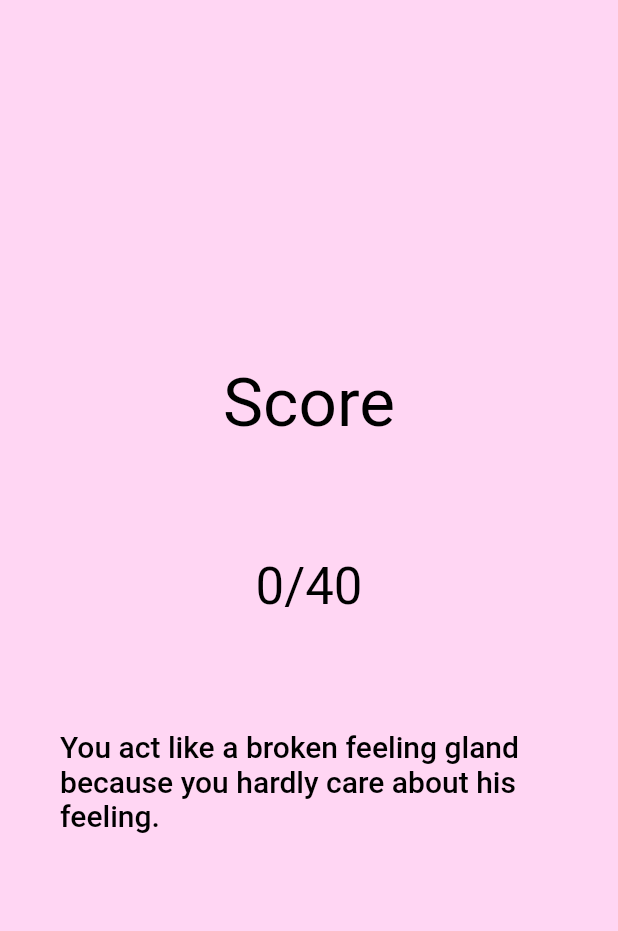
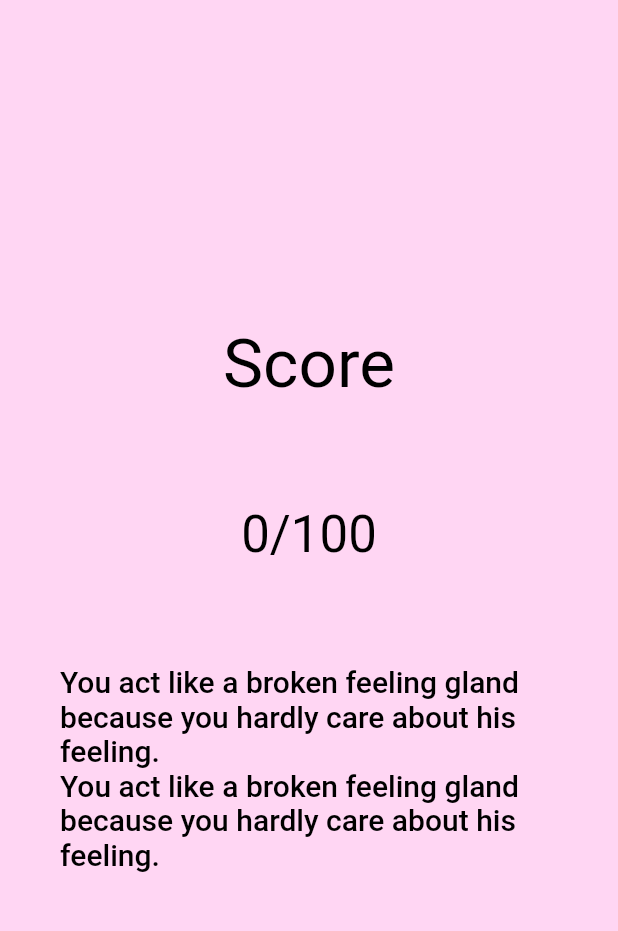
Before and after one commit to CcpFord/LoveITao_Flutter, a Flutter app: the ScoreScreen screen opened directly, on a phone screen of 412 x 824 dp, the part 62-993 px from its top. Run offline on Flutter 3.47's test engine with Material 2 defaults, Android fonts, the phone set to English and light mode, and no system bars; our stand-ins replace firebase_auth, flutter_svg, get; accounts and stored records are empty.

Commit message:
Add files via upload

```diff
--- a/lib/main.dart
+++ b/lib/main.dart
@@ -1,7 +1,7 @@
 import 'package:flutter/material.dart';
 import 'package:flutter/services.dart';
-import 'package:quizapp/views/signin.dart';
 import 'package:get/get_navigation/src/root/get_material_app.dart';
+import 'package:quizapp/screens/welcome/signin.dart';
 
 Future main() async {
   WidgetsFlutterBinding.ensureInitialized();
--- a/lib/models/Questions.dart
+++ b/lib/models/Questions.dart
@@ -12,28 +12,27 @@ const List sample_data = [
     "question": "Love slogan for you is ______",
     "options": [
       'Our relationship should be monagamous',
-      'We are in a relationship.',
+      'I have just only you in my life, my life is beautiful.',
       'It is nothing serious.',
     ],
     "answer_index": 2,
   },
   {
     "id": 2,
-    "question":
-        "If you relive your love with him From the first day until this minute",
+    "question": "How far do you give importance to your lover's demerits?",
     "options": [
-      'Unforgettable happiness, good luck to meet you.',
-      'Undercooked, this is love.',
-      'Hit with every day. More delicious than eating Tom Yum Kung'
+      'Never spotted any',
+      'Can deal with them',
+      'Yeah, I can manage as they do tolerate my flaws'
     ],
-    "answer_index": 1,
+    "answer_index": 3,
   },
   {
     "id": 3,
     "question": "If your boyfriend is mad at you, you will ______",
     "options": [
       'Sweet talk, let him cool down first. Other matters will be cleared later.',
-      'Keep calm for a minute. If you say anything, life may be unsafe.',
+      'Keep calm for a minute. If I say anything, life may be unsafe.',
       'Walk away, I do not want to care about a stupid guy.'
     ],
     "answer_index": 1,
@@ -42,10 +41,62 @@ const List sample_data = [
     "id": 4,
     "question": "Today is your 6 month dating anniversary.",
     "options": [
-      'Said that you love him the most with one gift instead of love.',
-      'Invite him to eat, watch a movie.',
-      'What will he do today, I will indulge him everything.'
+      'Said that I love him/her the most with one gift instead of love.',
+      'Invite him to have dinner, watch a movie.',
+      'What you want to do today, I will indulge you everything.'
     ],
     "answer_index": 3,
   },
+  {
+    "id": 5,
+    "question": "What character of your lover can you not tolerate?",
+    "options": ['Hot temper', 'Easy going', 'Possessiveness'],
+    "answer_index": 1,
+  },
+  {
+    "id": 6,
+    "question": "How much you think about your partner?",
+    "options": [
+      'Sometimes when I have nothing much to do',
+      'Most of the time',
+      'Too busy to think about my lover'
+    ],
+    "answer_index": 1,
+  },
+  {
+    "id": 7,
+    "question": "How does it feel to live with this person?",
+    "options": [
+      'It is still too early to say',
+      'Time flies ... I love to spend time with my sweet partner',
+      'It is a drag.. not my kind I guess'
+    ],
+    "answer_index": 1,
+  },
+  {
+    "id": 8,
+    "question": "Something that puts you off?",
+    "options": [
+      'Partner acting odd among friends and family',
+      'Your partner has found interest in someone else',
+      'Your partner is controlling you'
+    ],
+    "answer_index": 1,
+  },
+  {
+    "id": 9,
+    "question": "What sort of a person are you?",
+    "options": [
+      'Planned ad meticulous',
+      'Moody and introvert',
+      'Social and open minded'
+    ],
+    "answer_index": 1,
+  },
+  {
+    "id": 10,
+    "question": "What sort of a person are you?",
+    "options": ['Fancy dinner', 'Shopping complex', 'Beach'],
+    "answer_index": 1,
+  },
 ];
--- a/lib/screens/quiz/components/progress_bar.dart
+++ b/lib/screens/quiz/components/progress_bar.dart
@@ -3,7 +3,6 @@ import 'package:get/get_state_manager/get_state_manager.dart';
 import 'package:flutter_svg/flutter_svg.dart';
 import 'package:quizapp/constants.dart';
 import 'package:quizapp/controllers/question_controller.dart';
-
 
 class ProgressBar extends StatelessWidget {
   const ProgressBar({
--- a/lib/screens/score/score_screen.dart
+++ b/lib/screens/score/score_screen.dart
@@ -59,6 +59,15 @@ class ScoreScreen extends StatelessWidget {
                           .copyWith(color: kSecondaryColor),
                     ),
                   ],
+                   if (_qnController.numOfCorrectAns * 10 < 30) ...[
+                    Text(
+                      'You act like a broken feeling gland because you hardly care about his feeling.',
+                      style: Theme.of(context)
+                          .textTheme
+                          .headline6
+                          .copyWith(color: kSecondaryColor),
+                    ),
+                  ],
                   Spacer(flex: 3),
                 ],
               ),
--- a/lib/screens/welcome/welcome_screen.dart
+++ b/lib/screens/welcome/welcome_screen.dart
@@ -35,7 +35,7 @@ class WelcomeScreen extends StatelessWidget {
                     height: 24,
                   ),
                   InkWell(
-                    onTap: () => Get.to(QuizScreen()),
+                    onTap: () => Get.to(() => QuizScreen()),
                     child: Container(
                       width: double.infinity,
                       alignment: Alignment.center,
@@ -57,7 +57,7 @@ class WelcomeScreen extends StatelessWidget {
                         ],
                       ),
                       child: Text(
-                        "Lets Start Quiz",
+                        "Let's Get Started",
                         style: Theme.of(context)
                             .textTheme
                             .button
```
Also changed, not shown: lib/screens/quiz/components/option.dart (+5 -3 lines), lib/screens/welcome/signin.dart (added, +173 -0 lines), lib/screens/welcome/signup.dart (added, +143 -0 lines).
